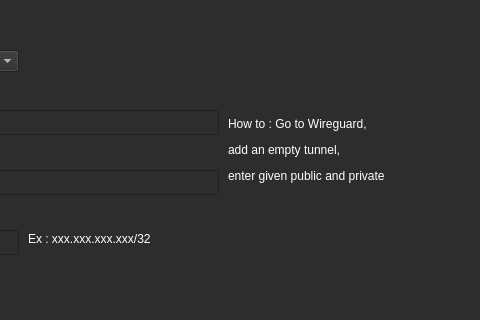
Qt form UI/VpnPeersConfig.ui (monico18/LTI-SDN-Controller) before a commit; both pictures show x 162 to 642 and y 0 to 320 of the 642 by 581 pixel window.
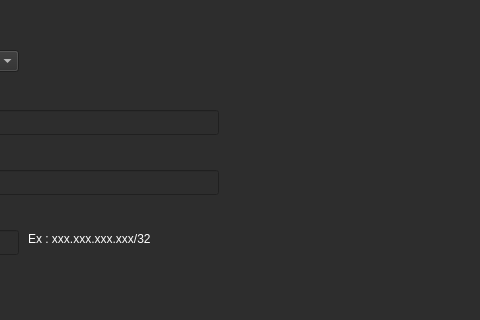
The same form after that commit.

What changed in the file:
```diff
--- a/UI/VpnPeersConfig.ui
+++ b/UI/VpnPeersConfig.ui
@@ -1662,191 +1662,6 @@
     <string>Ex : xxx.xxx.xxx.xxx/32</string>
    </property>
   </widget>
-  <widget class="QLabel" name="label_5">
-   <property name="geometry">
-    <rect>
-     <x>390</x>
-     <y>110</y>
-     <width>181</width>
-     <height>81</height>
-    </rect>
-   </property>
-   <property name="palette">
-    <palette>
-     <active>
-      <colorrole role="WindowText">
-       <brush brushstyle="SolidPattern">
-        <color alpha="255">
-         <red>255</red>
-         <green>255</green>
-         <blue>255</blue>
-        </color>
-       </brush>
-      </colorrole>
-      <colorrole role="Button">
-       <brush brushstyle="SolidPattern">
-        <color alpha="255">
-         <red>45</red>
-         <green>45</green>
-         <blue>45</blue>
-        </color>
-       </brush>
-      </colorrole>
-      <colorrole role="Text">
-       <brush brushstyle="SolidPattern">
-        <color alpha="255">
-         <red>255</red>
-         <green>255</green>
-         <blue>255</blue>
-        </color>
-       </brush>
-      </colorrole>
-      <colorrole role="ButtonText">
-       <brush brushstyle="SolidPattern">
-        <color alpha="255">
-         <red>255</red>
-         <green>255</green>
-         <blue>255</blue>
-        </color>
-       </brush>
-      </colorrole>
-      <colorrole role="Base">
-       <brush brushstyle="SolidPattern">
-        <color alpha="255">
-         <red>45</red>
-         <green>45</green>
-         <blue>45</blue>
-        </color>
-       </brush>
-      </colorrole>
-      <colorrole role="Window">
-       <brush brushstyle="SolidPattern">
-        <color alpha="255">
-         <red>45</red>
-         <green>45</green>
-         <blue>45</blue>
-        </color>
-       </brush>
-      </colorrole>
-     </active>
-     <inactive>
-      <colorrole role="WindowText">
-       <brush brushstyle="SolidPattern">
-        <color alpha="255">
-         <red>255</red>
-         <green>255</green>
-         <blue>255</blue>
-        </color>
-       </brush>
-      </colorrole>
-      <colorrole role="Button">
-       <brush brushstyle="SolidPattern">
-        <color alpha="255">
-         <red>45</red>
-         <green>45</green>
-         <blue>45</blue>
-        </color>
-       </brush>
-      </colorrole>
-      <colorrole role="Text">
-       <brush brushstyle="SolidPattern">
-        <color alpha="255">
-         <red>255</red>
-         <green>255</green>
-         <blue>255</blue>
-        </color>
-       </brush>
-      </colorrole>
-      <colorrole role="ButtonText">
-       <brush brushstyle="SolidPattern">
-        <color alpha="255">
-         <red>255</red>
-         <green>255</green>
-         <blue>255</blue>
-        </color>
-       </brush>
-      </colorrole>
-      <colorrole role="Base">
-       <brush brushstyle="SolidPattern">
-        <color alpha="255">
-         <red>45</red>
-         <green>45</green>
-         <blue>45</blue>
-        </color>
-       </brush>
-      </colorrole>
-      <colorrole role="Window">
-       <brush brushstyle="SolidPattern">
-        <color alpha="255">
-         <red>45</red>
-         <green>45</green>
-         <blue>45</blue>
-        </color>
-       </brush>
-      </colorrole>
-     </inactive>
-     <disabled>
-      <colorrole role="WindowText">
-       <brush brushstyle="SolidPattern">
-        <color alpha="255">
-         <red>120</red>
-         <green>120</green>
-         <blue>120</blue>
-        </color>
-       </brush>
-      </colorrole>
-      <colorrole role="Button">
-       <brush brushstyle="SolidPattern">
-        <color alpha="255">
-         <red>45</red>
-         <green>45</green>
-         <blue>45</blue>
-        </color>
-       </brush>
-      </colorrole>
-      <colorrole role="Text">
-       <brush brushstyle="SolidPattern">
-        <color alpha="255">
-         <red>120</red>
-         <green>120</green>
-         <blue>120</blue>
-        </color>
-       </brush>
-      </colorrole>
-      <colorrole role="ButtonText">
-       <brush brushstyle="SolidPattern">
-        <color alpha="255">
-         <red>120</red>
-         <green>120</green>
-         <blue>120</blue>
-        </color>
-       </brush>
-      </colorrole>
-      <colorrole role="Base">
-       <brush brushstyle="SolidPattern">
-        <color alpha="255">
-         <red>45</red>
-         <green>45</green>
-         <blue>45</blue>
-        </color>
-       </brush>
-      </colorrole>
-      <colorrole role="Window">
-       <brush brushstyle="SolidPattern">
-        <color alpha="255">
-         <red>45</red>
-         <green>45</green>
-         <blue>45</blue>
-        </color>
-       </brush>
-      </colorrole>
-     </disabled>
-    </palette>
-   </property>
-   <property name="text">
-    <string>&lt;html&gt;&lt;head/&gt;&lt;body&gt;&lt;p&gt;How to : Go to Wireguard,&lt;/p&gt;&lt;p&gt;add an empty tunnel,&lt;/p&gt;&lt;p&gt;enter given public and private&lt;/p&gt;&lt;/body&gt;&lt;/html&gt;</string>
-   </property>
-  </widget>
   <widget class="QComboBox" name="interfaces">
    <property name="geometry">
     <rect>
```
